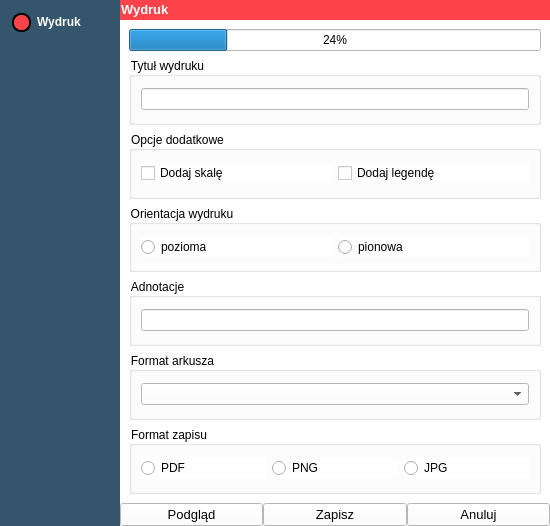
Qt form wydruk_dialog.ui (GIAPspzoo/GIAP_PolaMap_lite) before a commit.
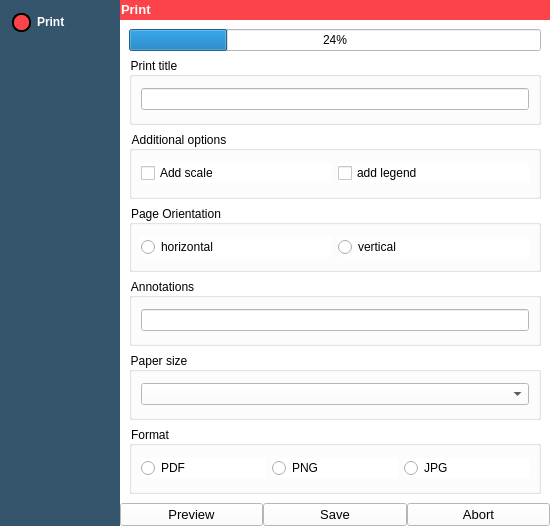
The same form after that commit. Icons and pictures are not drawn.

```diff
--- a/wydruk_dialog.ui
+++ b/wydruk_dialog.ui
@@ -151,7 +151,7 @@
            <string notr="true">color : white;	font-weight: bold;</string>
           </property>
           <property name="text">
-           <string>Wydruk</string>
+           <string>Print</string>
           </property>
          </widget>
         </widget>
@@ -174,7 +174,7 @@
           <item row="6" column="0">
            <widget class="QGroupBox" name="groupBox_3">
             <property name="title">
-             <string>Format zapisu</string>
+             <string>Format</string>
             </property>
             <layout class="QGridLayout" name="gridLayout_7">
              <item row="0" column="0">
@@ -207,7 +207,7 @@
           <item row="1" column="0">
            <widget class="QGroupBox" name="groupBox_2">
             <property name="title">
-             <string>Tytuł wydruku</string>
+             <string>Print title</string>
             </property>
             <layout class="QGridLayout" name="gridLayout_2">
              <item row="0" column="0">
@@ -223,20 +223,20 @@
           <item row="2" column="0">
            <widget class="QGroupBox" name="groupBox">
             <property name="title">
-             <string>Opcje dodatkowe</string>
+             <string>Additional options</string>
             </property>
             <layout class="QGridLayout" name="gridLayout_6">
              <item row="0" column="0">
               <widget class="QCheckBox" name="scaleCheckBox">
                <property name="text">
-                <string>Dodaj skalę</string>
+                <string>Add scale</string>
                </property>
               </widget>
              </item>
              <item row="0" column="1">
               <widget class="QCheckBox" name="legendCheckBox">
                <property name="text">
-                <string>Dodaj legendę</string>
+                <string>add legend</string>
                </property>
               </widget>
              </item>
@@ -246,20 +246,20 @@
           <item row="3" column="0">
            <widget class="QGroupBox" name="groupBox_4">
             <property name="title">
-             <string>Orientacja wydruku</string>
+             <string>Page Orientation</string>
             </property>
             <layout class="QGridLayout" name="gridLayout_8">
              <item row="0" column="0">
               <widget class="QRadioButton" name="horizontalRadioButton">
                <property name="text">
-                <string>pozioma</string>
+                <string>horizontal</string>
                </property>
               </widget>
              </item>
              <item row="0" column="1">
               <widget class="QRadioButton" name="verticalRadioButton">
                <property name="text">
-                <string>pionowa</string>
+                <string>vertical</string>
                </property>
               </widget>
              </item>
@@ -276,7 +276,7 @@
           <item row="4" column="0">
            <widget class="QGroupBox" name="groupBox_6">
             <property name="title">
-             <string>Adnotacje</string>
+             <string>Annotations</string>
             </property>
             <layout class="QGridLayout" name="gridLayout_10">
              <item row="0" column="0">
@@ -292,7 +292,7 @@
           <item row="5" column="0">
            <widget class="QGroupBox" name="groupBox_5">
             <property name="title">
-             <string>Format arkusza</string>
+             <string>Paper size</string>
             </property>
             <layout class="QGridLayout" name="gridLayout_9">
              <item row="0" column="0">
@@ -448,7 +448,7 @@
         </sizepolicy>
        </property>
        <property name="text">
-        <string>Podgląd</string>
+        <string>Preview</string>
        </property>
       </widget>
      </item>
@@ -461,7 +461,7 @@
         </sizepolicy>
        </property>
        <property name="text">
-        <string>Zapisz</string>
+        <string>Save</string>
        </property>
       </widget>
      </item>
@@ -483,7 +483,7 @@
         </font>
        </property>
        <property name="text">
-        <string>Anuluj</string>
+        <string>Abort</string>
        </property>
       </widget>
      </item>
@@ -733,7 +733,7 @@
 }</string>
         </property>
         <property name="text">
-         <string>Wydruk</string>
+         <string>Print</string>
         </property>
         <property name="checkable">
          <bool>true</bool>
```
Left out of the diff: 9 changed lines with no effect on the pictures.
